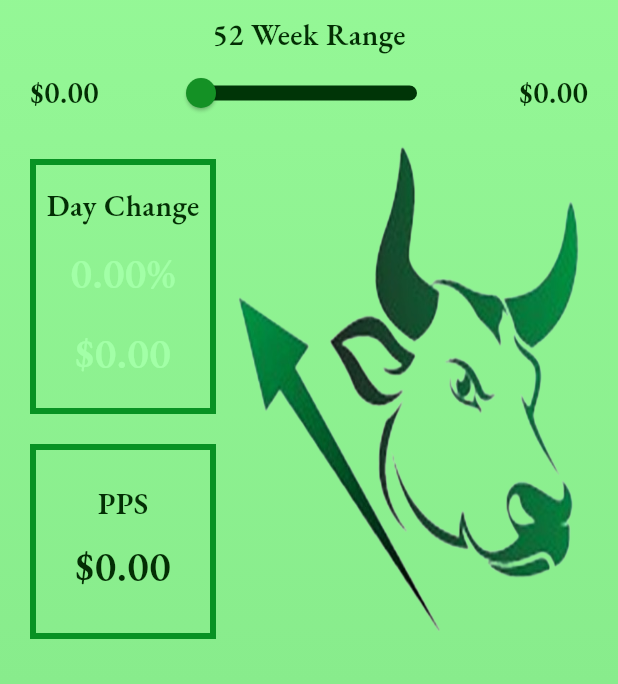
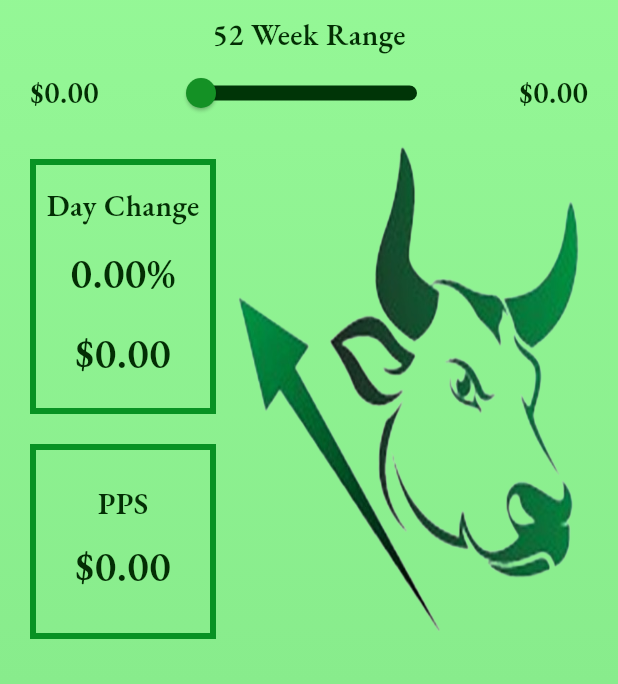
Before and after one commit to JoshMJohnson/Stock_Alert, a Flutter app: the TickerPage screen opened directly with empty values, on a phone screen of 412 x 824 dp, the part 552-1236 px from its top. Run offline on Flutter 3.47's test engine with Material 3 defaults, Android fonts, the phone set to English and light mode, and no system bars; our stand-ins replace awesome_notifications, shared_preferences, sqflite; missing offline and left inert: fading_edge_scrollview; accounts and stored records are empty.

Commit message:
Update ticker.dart

```diff
--- a/lib/pages/ticker.dart
+++ b/lib/pages/ticker.dart
@@ -297,15 +297,10 @@ class TickerPage extends StatelessWidget {
                                         : '-${stock.dayChangePercentage.abs().toStringAsFixed(2)}%',
                                     textScaler: TextScaler.noScaling,
                                     style: TextStyle(
-                                      color: stock.dayChangePercentage >= 0
-                                          ? Theme.of(context)
-                                              .textTheme
-                                              .bodyLarge!
-                                              .color
-                                          : Theme.of(context)
-                                              .textTheme
-                                              .bodySmall!
-                                              .color,
+                                      color: Theme.of(context)
+                                          .textTheme
+                                          .headlineMedium!
+                                          .color,
                                       fontSize: 28,
                                       fontWeight: FontWeight.w600,
                                     ),
@@ -325,15 +320,10 @@ class TickerPage extends StatelessWidget {
                                         : '-\$${stock.dayChangeDollars.abs().toStringAsFixed(2)}',
                                     textScaler: TextScaler.noScaling,
                                     style: TextStyle(
-                                      color: stock.dayChangePercentage >= 0
-                                          ? Theme.of(context)
-                                              .textTheme
-                                              .bodyLarge!
-                                              .color
-                                          : Theme.of(context)
-                                              .textTheme
-                                              .bodySmall!
-                                              .color,
+                                      color: Theme.of(context)
+                                          .textTheme
+                                          .headlineMedium!
+                                          .color,
                                       fontSize: 28,
                                       fontWeight: FontWeight.w600,
                                     ),
```
